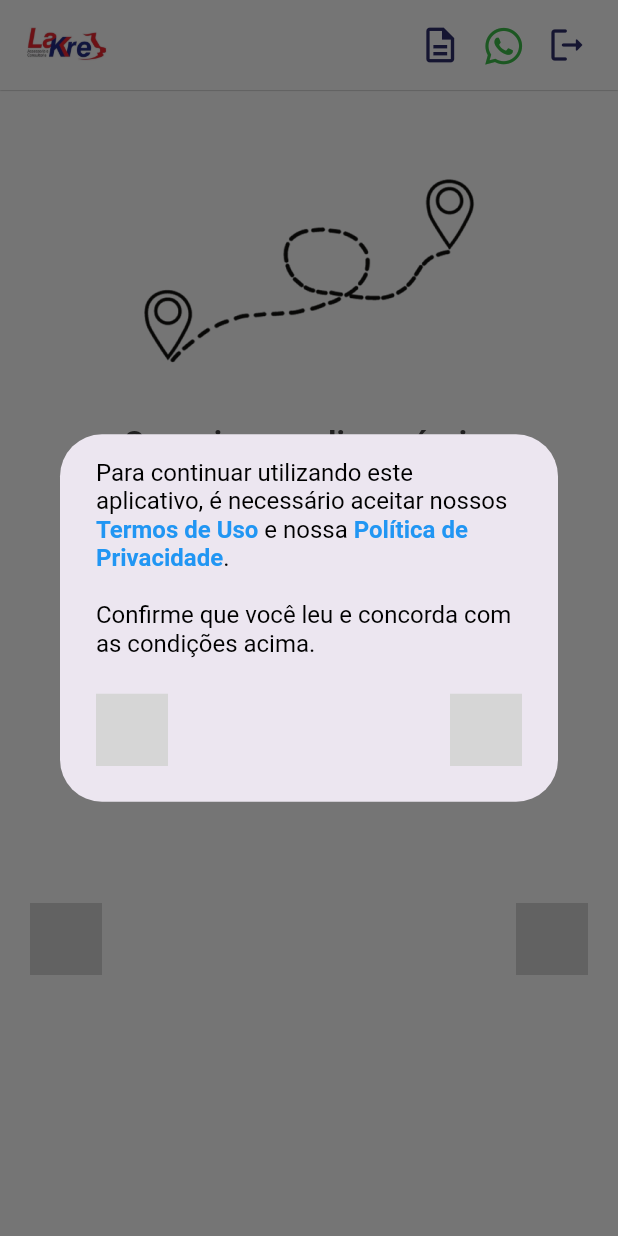
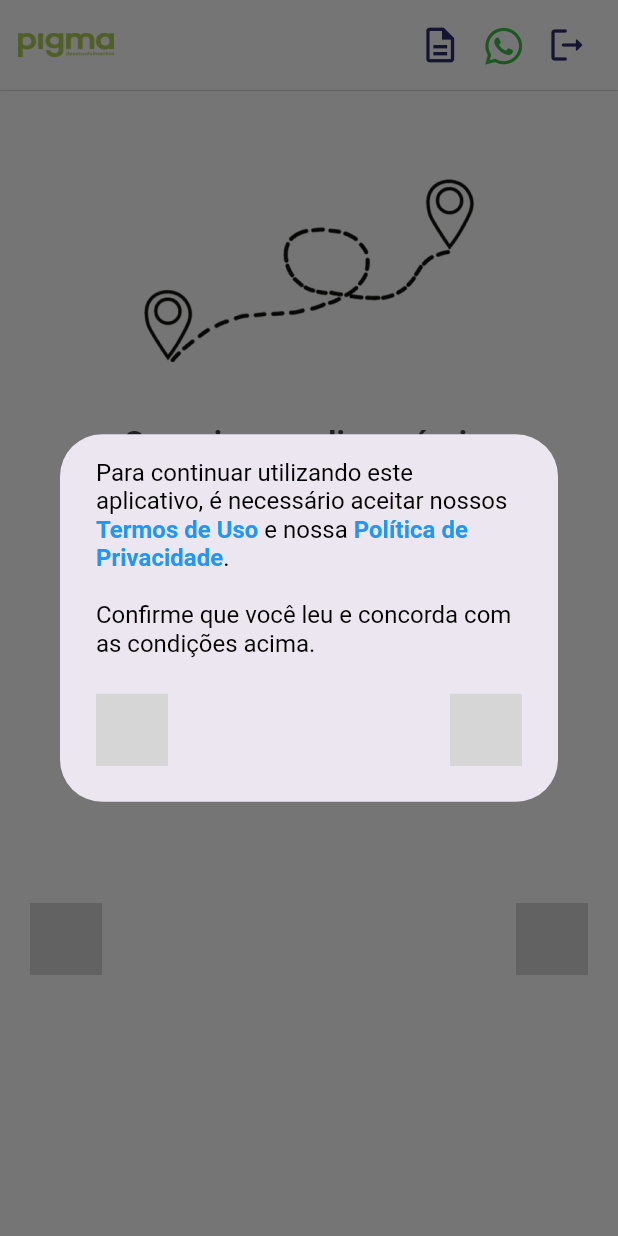
Before and after one commit to Grupo-03-ADS/FLUTTER__Pigma-Rastreability, a Flutter app: the HomeWidget screen opened by its route, on a phone screen of 412 x 824 dp. Run offline on Flutter 3.47's test engine with Material 3 defaults, Android fonts, the phone set to English and light mode, and no system bars; our stand-ins replace cloud_firestore, connectivity_plus, equatable, firebase_core, flutter_animate, font_awesome_flutter and 9 more; missing offline and left inert: flutter_mapbox_navigation, json_path, mime_type; accounts and stored records are empty; Roboto replaces fonts that are missing (Inria Sans); statements that could not run were skipped; grey boxes are pictures that could not be loaded.

Commit message:
✨ Feature : Generalizing and centralizing project logo's

```diff
--- a/lib/codigo_acesso/codigo_acesso_widget.dart
+++ b/lib/codigo_acesso/codigo_acesso_widget.dart
@@ -7,6 +7,7 @@ import '/flutter_flow/flutter_flow_widgets.dart';
 import 'package:flutter/material.dart';
 import 'package:provider/provider.dart';
 import 'codigo_acesso_model.dart';
+import 'package:pigma/logomarca_global.dart';
 export 'codigo_acesso_model.dart';
 
 class CodigoAcessoWidget extends StatefulWidget {
@@ -226,10 +227,10 @@ class _CodigoAcessoWidgetState extends State<CodigoAcessoWidget> {
                         child: ClipRRect(
                           borderRadius: BorderRadius.circular(8.0),
                           child: Image.asset(
-                            'assets/images/image_4.png',
+                            logomarca,
                             width: 132.0,
                             height: 82.0,
-                            fit: BoxFit.cover,
+                            fit: BoxFit.contain,
                           ),
                         ),
                       ),
--- a/lib/flutter_flow/nav/nav.dart
+++ b/lib/flutter_flow/nav/nav.dart
@@ -1,6 +1,7 @@
 import 'dart:async';
 
 import 'package:flutter/material.dart';
+import 'package:pigma/logomarca_global.dart';
 import 'package:provider/provider.dart';
 
 import '/auth/custom_auth/custom_auth_user_provider.dart';
@@ -299,9 +300,9 @@ class FFRoute {
                   color: Colors.white,
                   child: Center(
                     child: Image.asset(
-                      'assets/images/image_4.png',
+                      logomarca,
                       width: 200.0,
-                      fit: BoxFit.cover,
+                      fit: BoxFit.contain,
                     ),
                   ),
                 )
--- a/lib/home/home_widget.dart
+++ b/lib/home/home_widget.dart
@@ -1,6 +1,7 @@
 import 'package:flutter/gestures.dart';
 import 'package:connectivity_plus/connectivity_plus.dart';
 import 'package:pigma/backend/schema/structs/positions_struct.dart';
+import 'package:pigma/logomarca_global.dart';
 import 'package:url_launcher/url_launcher.dart';
 import '/backend/api_requests/api_calls.dart';
 import '/backend/backend.dart';
@@ -289,10 +290,10 @@ class _HomeWidgetState extends State<HomeWidget> {
                           child: ClipRRect(
                             borderRadius: BorderRadius.circular(8.0),
                             child: Image.asset(
-                              'assets/images/image_4.png',
+                              logomarca,
                               width: 64.0,
                               height: 40.0,
-                              fit: BoxFit.cover,
+                              fit: BoxFit.contain,
                             ),
                           ),
                         ),
--- /dev/null
+++ b/lib/logomarca_global.dart
@@ -0,0 +1 @@
+const logomarca = 'assets/images/logomarca.png';
--- a/pubspec.yaml
+++ b/pubspec.yaml
@@ -27,7 +27,7 @@ dependencies:
     sdk: flutter
   auto_size_text: 3.0.0
   cloud_firestore: ^5.2.1
-  collection: 1.18.0
+  collection: 1.19.0
   connectivity_plus: ^6.0.5
   equatable: 2.0.5
   flutter_animate: ^4.5.0
```
Also changed, not shown: lib/splash/splash_widget.dart (+6 -4 lines), assets/images/logomarca.png (added), 2 other files.
